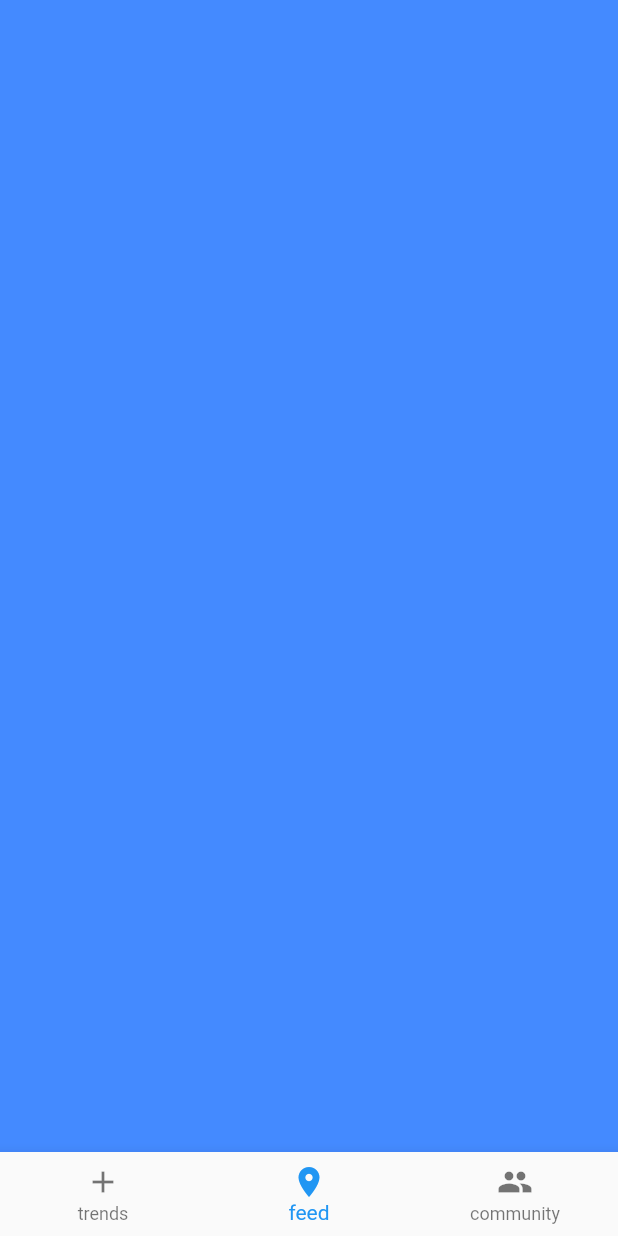
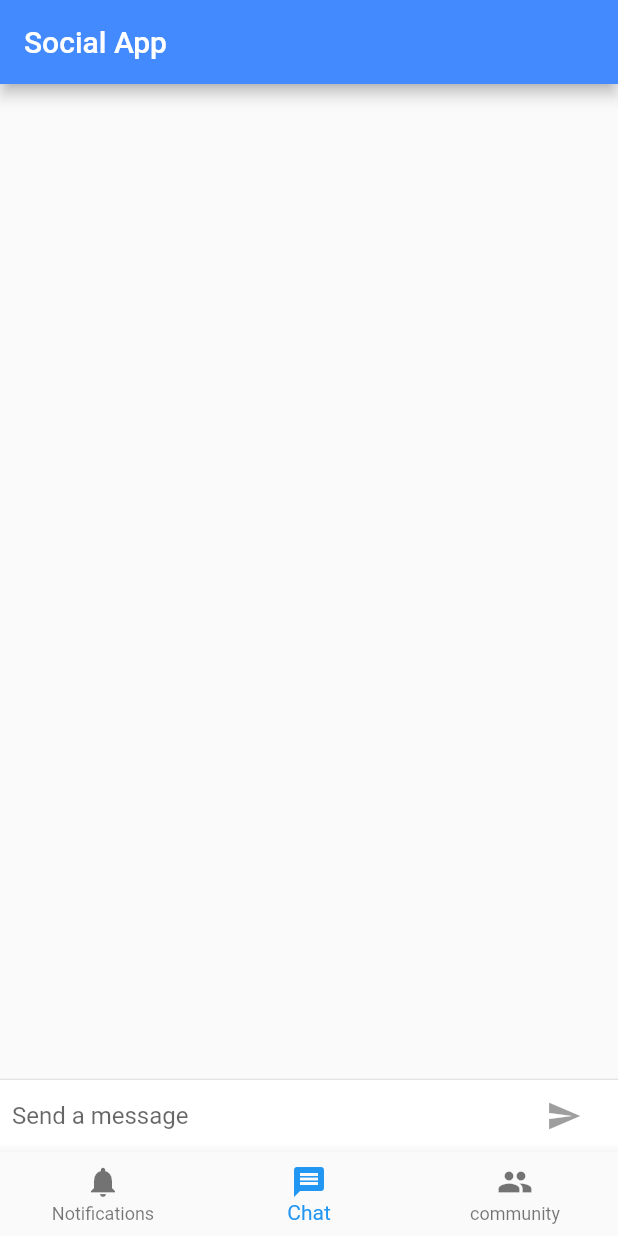
Before and after one commit to jeroenouw/flutter-social, a Flutter app: the screen it shows after launch, swiped to page 2, on a phone screen of 412 x 824 dp. Run offline on Flutter 3.47's test engine with Material 2 defaults, Android fonts, the phone set to English and light mode, and no system bars.

Commit message:
Added chat screen + chat message widget

```diff
--- a/lib/src/app.dart
+++ b/lib/src/app.dart
@@ -1,4 +1,6 @@
 import 'package:flutter/material.dart';
+import 'package:social/src/screens/chat_screen.dart';
+import 'package:social/src/widgets/snackbar.dart';
 
 class MyApp extends StatelessWidget {
   @override
@@ -6,7 +8,7 @@ class MyApp extends StatelessWidget {
     return MaterialApp(
       title: 'FlutterSocialApp',
       theme: ThemeData(
-        primaryColor: Colors.greenAccent,
+        primaryColor: Colors.blueAccent,
       ),
       home: MainPage(),
       showPerformanceOverlay: false,
@@ -28,11 +30,16 @@ class _MainPageState extends State<MainPage> {
   @override
   Widget build(BuildContext context) {
     return Scaffold(
+      appBar: AppBar(
+        title: Text('Social App'),
+      ),
       body: PageView(
         children: <Widget>[
-          Container(color: Colors.greenAccent),
-          Container(color: Colors.blueAccent),
-          Container(color: Colors.redAccent),
+          // Container(color: Colors.greenAccent),
+          // Container(color: Colors.blueAccent),
+          SnackBarWidget(),
+          ChatScreen(),
+          Container(color: Colors.lightBlue),
         ],
         controller: _pageController,
         onPageChanged: onPageChanged,
@@ -40,12 +47,12 @@ class _MainPageState extends State<MainPage> {
       bottomNavigationBar: BottomNavigationBar(
         items: [
           BottomNavigationBarItem(
-            icon: Icon(Icons.add),
-            title: Text('trends')
+            icon: Icon(Icons.notifications),
+            title: Text('Notifications')
           ),
           BottomNavigationBarItem(
-            icon: Icon(Icons.location_on),
-            title: Text('feed')
+            icon: Icon(Icons.message),
+            title: Text('Chat')
           ),
           BottomNavigationBarItem(
             icon: Icon(Icons.people),
--- /dev/null
+++ b/lib/src/screens/chat_screen.dart
@@ -0,0 +1,101 @@
+import 'package:flutter/material.dart';
+import 'package:social/src/widgets/chat_message.dart';
+
+class ChatScreen extends StatefulWidget {
+  @override
+  _ChatScreenState createState() => _ChatScreenState();
+}
+
+class _ChatScreenState extends State<ChatScreen> with TickerProviderStateMixin {
+  final List<ChatMessage> _messages = <ChatMessage>[];
+  final TextEditingController _textController = TextEditingController();
+  bool _isComposing = false;
+
+  @override
+  Widget build(BuildContext context) {
+    return Scaffold(
+      body: Column(
+      children: <Widget>[
+        Flexible(
+          child: ListView.builder(
+            padding: EdgeInsets.all(8.0),
+            reverse: true,
+            itemBuilder: (_, int index) => _messages[index],
+            itemCount: _messages.length,
+          ),
+        ),
+        Divider(height: 1.0),
+        Container(
+          decoration: BoxDecoration(
+            color: Theme.of(context).cardColor
+          ),
+          child: _buildTextComposer(),
+        ),
+      ],
+      ),
+    );
+  }
+
+  void _handleSubmitted(String messageContent) {
+    _textController.clear();
+    setState(() {
+      _isComposing = false;
+    });
+    ChatMessage message = ChatMessage(
+      content: messageContent,
+      animationController: AnimationController(
+        duration: Duration(milliseconds: 400),
+        vsync: this,
+      ),
+    );
+    setState(() {
+      _messages.insert(0, message);
+    });
+    message.animationController.forward();
+  }
+
+  @override
+  void dispose() {
+    for (ChatMessage message in _messages) {
+      message.animationController.dispose();
+    }
+    super.dispose();
+  }
+
+  Widget _buildTextComposer() {
+    return IconTheme(
+      data: IconThemeData(color: Theme.of(context).accentColor),
+      child: Container(
+        margin: const EdgeInsets.symmetric(horizontal: 8.0),
+        child: Row(
+          children: <Widget>[
+            Flexible(
+              child: TextField(
+                controller: _textController,
+                onChanged: (String messageContent) {
+                  setState(() {
+                    _isComposing = messageContent.length > 0;
+                  });
+                },
+                onSubmitted: _handleSubmitted,
+                decoration:
+                    InputDecoration.collapsed(
+                      enabled: true,
+                      hintText: 'Send a message'),
+              ),
+            ),
+            Container(
+              margin: EdgeInsets.symmetric(horizontal: 4.0),
+              child: IconButton(
+                  icon: Icon(Icons.send),
+                  onPressed: _isComposing ?
+                    () => _handleSubmitted(_textController.text)
+                    : null,
+              ),
+            ),
+          ],
+        ),
+      ),
+    );
+  }
+}
--- a/pubspec.yaml
+++ b/pubspec.yaml
@@ -23,6 +23,7 @@ dependencies:
   # The following adds the Cupertino Icons font to your application.
   # Use with the CupertinoIcons class for iOS style icons.
   cupertino_icons: ^0.1.2
+  http: ^0.12.0+2
 
 dev_dependencies:
   flutter_test:
```
Also changed, not shown: lib/src/widgets/chat_message.dart (added, +41 -0 lines), pubspec.lock.
